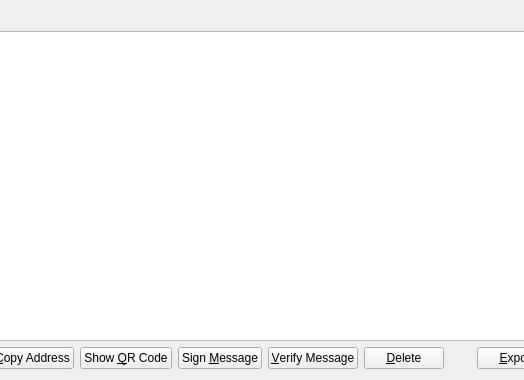
This is src/primmonero/forms/addressbookpage.ui in belovachap/primmonero as Qt 5 draws it before an edit; both pictures show x 106 to 630 and y 0 to 380 of the 760 by 380 pixel window. The edited form follows.
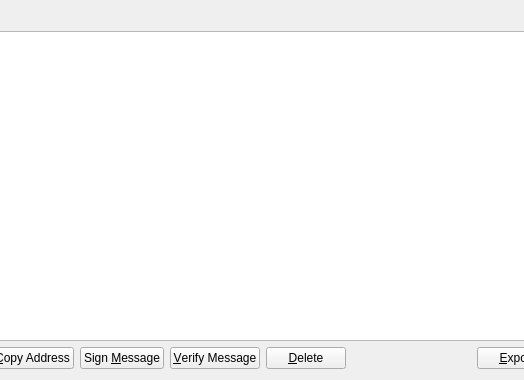
This is the edited form. Icons and pictures are not drawn.

```diff
--- a/src/primmonero/forms/addressbookpage.ui
+++ b/src/primmonero/forms/addressbookpage.ui
@@ -82,17 +82,6 @@
        </property>
       </widget>
      </item>
-     <item>
-      <widget class="QPushButton" name="showQRCode">
-       <property name="text">
-        <string>Show &amp;QR Code</string>
-       </property>
-       <property name="icon">
-        <iconset resource="../bitcoin.qrc">
-         <normaloff>:/icons/qrcode</normaloff>:/icons/qrcode</iconset>
-       </property>
-      </widget>
-     </item>
      <item>
       <widget class="QPushButton" name="signMessage">
        <property name="toolTip">
```
